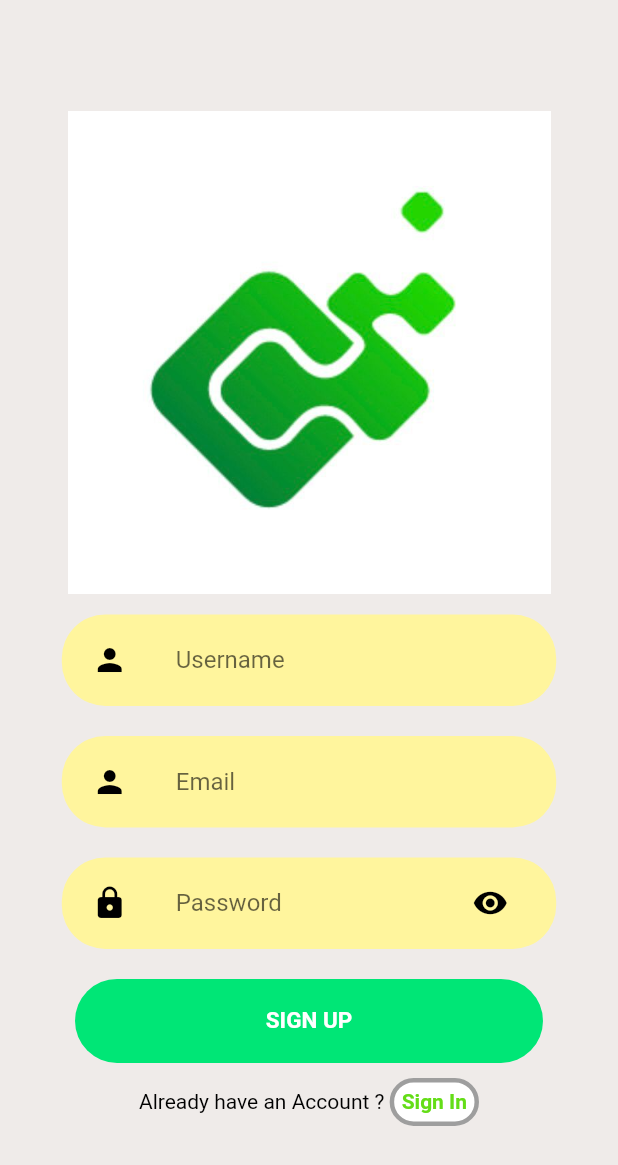
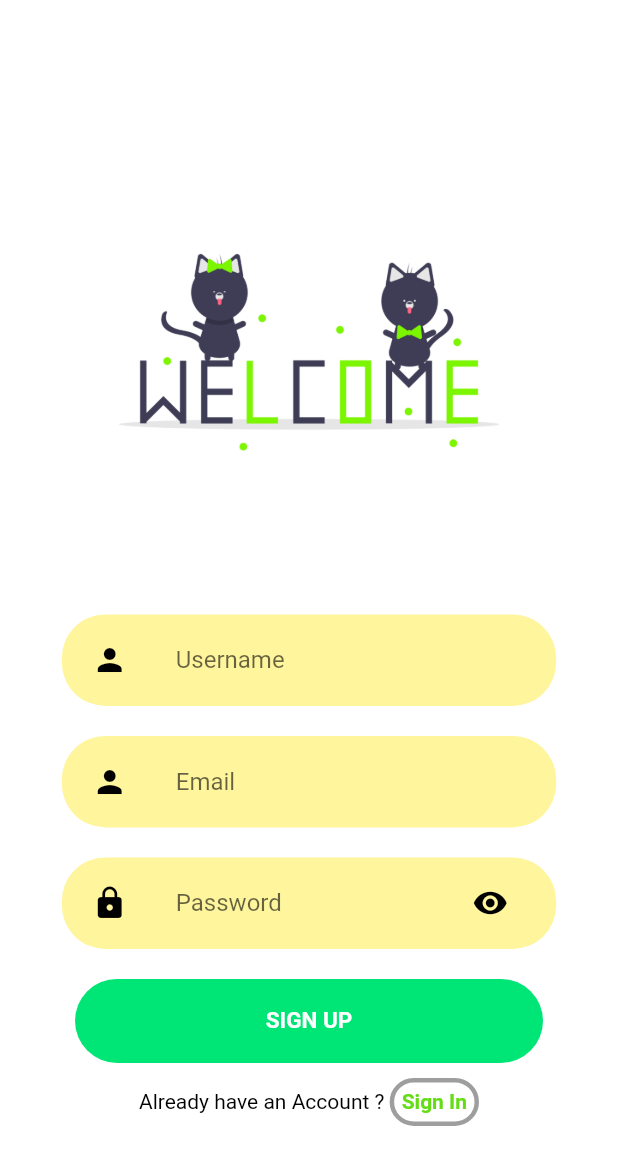
Before and after one commit to AhnAne007/GroupChatApp_Flutter, a Flutter app: the screen it shows after launch, after a tap on "Sign Up", on a phone screen of 412 x 824 dp. Shown: the top 1165 px of the screen. Run offline on Flutter 3.47's test engine with Material 2 defaults, Android fonts, the phone set to English and light mode, and no system bars; our stand-ins replace firebase_core; accounts and stored records are empty.

```diff
--- a/lib/main.dart
+++ b/lib/main.dart
@@ -1,13 +1,18 @@
+import 'package:firebase_core/firebase_core.dart';
 import 'package:flutter/material.dart';
 import 'package:group_chat_app/screens/login_screen.dart';
 
-void main() {
+Future main() async {
+  WidgetsFlutterBinding.ensureInitialized();
+  await Firebase.initializeApp();
   runApp(const MyApp());
 }
 
 class MyApp extends StatelessWidget {
   const MyApp({super.key});
 
+  //#7CF500
+//  The color code to be used later on
   // This widget is the root of your application.
   @override
   Widget build(BuildContext context) {
@@ -15,7 +20,7 @@ class MyApp extends StatelessWidget {
       debugShowCheckedModeBanner: false,
       title: 'Flutter Chat App',
       theme: ThemeData(
-          scaffoldBackgroundColor: Colors.brown[50],
+          scaffoldBackgroundColor: Colors.white,
           elevatedButtonTheme: ElevatedButtonThemeData(
             style: ElevatedButton.styleFrom(
               elevation: 0,
--- a/lib/screens/signup_screen.dart
+++ b/lib/screens/signup_screen.dart
@@ -38,7 +38,7 @@ class _SignUpScreenState extends State<SignUpScreen> {
               width: size.width - 90,
               height: size.height * 0.4,
               child: Image.asset(
-                "assets/logo.jpeg",
+                "assets/signup.png",
                 height: size.height * 0.45,
                 width: 50,
               ),
```
Also changed, not shown: pubspec.yaml (+12 -0 lines), assets/chatting.png (added), assets/login.png, assets/signup.png (added), pubspec.lock, 3 other files.
